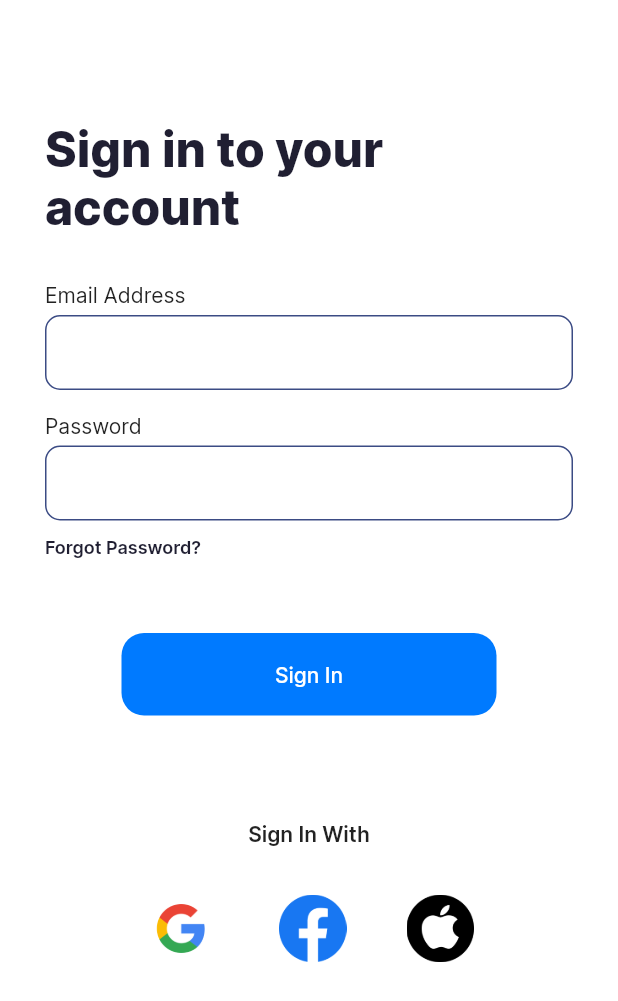
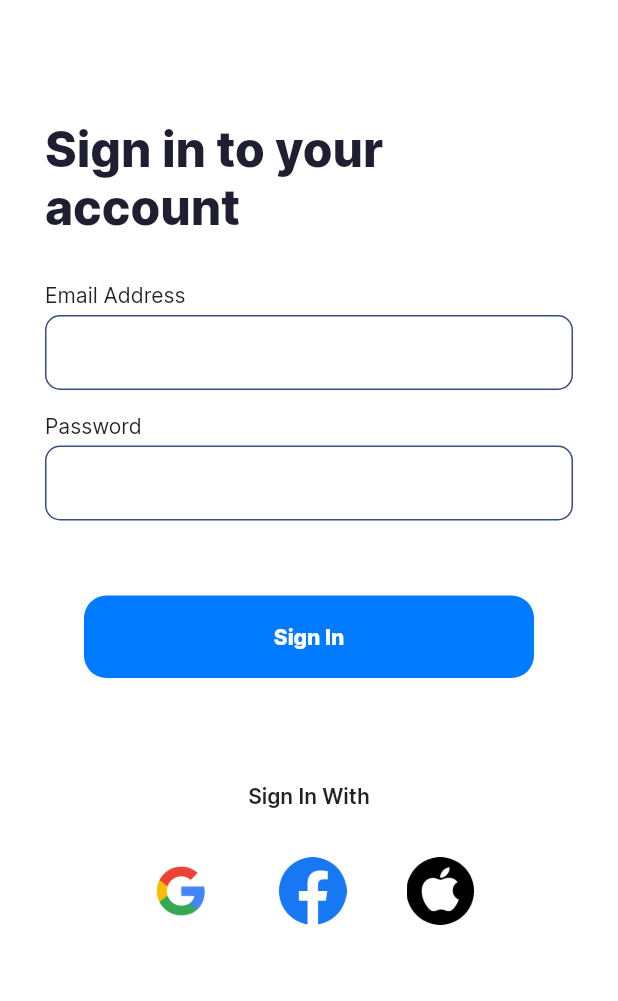
Before and after one commit to adiboii/inquire_near, a Flutter app: the screen it shows after launch, after a tap on "Sign In", on a phone screen of 412 x 824 dp. Shown: the top 1001 px of the screen. Run offline on Flutter 3.47's test engine with Material 2 defaults, Android fonts, the light colour scheme and no system bars.

Commit message:
added custom textfield component

```diff
--- /dev/null
+++ b/lib/components/text_field.dart
@@ -0,0 +1,32 @@
+import 'package:flutter/material.dart';
+import 'package:inquire_near/themes/app_color.dart';
+
+class inTextField extends StatelessWidget {
+  String label;
+  bool isObscure;
+  inTextField({required this.label, this.isObscure = false});
+  @override
+  Widget build(BuildContext context) {
+    return Column(
+      crossAxisAlignment: CrossAxisAlignment.start,
+      children: [
+        Text(label),
+        SizedBox(height: 5),
+        Container(
+          padding: EdgeInsets.symmetric(horizontal: 10, vertical: 0),
+          decoration: BoxDecoration(
+              borderRadius: BorderRadius.all(Radius.circular(10)),
+              border: Border.all(
+                color: AppColor.secondary,
+              )),
+          child: TextField(
+            obscureText: isObscure,
+            decoration: InputDecoration(
+              border: InputBorder.none,
+            ),
+          ),
+        ),
+      ],
+    );
+  }
+}
--- a/lib/login.dart
+++ b/lib/login.dart
@@ -1,5 +1,7 @@
 import 'package:flutter/material.dart';
 import 'package:inquire_near/themes/app_color.dart';
+import 'package:inquire_near/components/custom_button.dart';
+import 'package:inquire_near/components/text_field.dart';
 
 class LoginPage extends StatelessWidget {
   const LoginPage({Key? key}) : super(key: key);
@@ -25,78 +27,16 @@ class LoginPage extends StatelessWidget {
                         ),
                   ),
                   SizedBox(height: 30),
-                  Column(
-                    crossAxisAlignment: CrossAxisAlignment.start,
-                    children: [
-                      Text("Email Address"),
-                      SizedBox(height: 5),
-                      Container(
-                        padding:
-                            EdgeInsets.symmetric(horizontal: 10, vertical: 0),
-                        decoration: BoxDecoration(
-                            borderRadius: BorderRadius.all(Radius.circular(10)),
-                            border: Border.all(
-                              color: AppColor.secondary,
-                            )),
-                        child: TextField(
-                          decoration: InputDecoration(
-                            border: InputBorder.none,
-                          ),
-                        ),
-                      ),
-                    ],
-                  ),
+                  inTextField(label: "Email Address"),
                   SizedBox(height: 15),
-                  Column(
-                    crossAxisAlignment: CrossAxisAlignment.start,
-                    children: [
-                      Text("Password"),
-                      SizedBox(height: 5),
-                      Container(
-                        padding: EdgeInsets.symmetric(horizontal: 20),
-                        decoration: BoxDecoration(
-                            borderRadius: BorderRadius.all(Radius.circular(10)),
-                            border: Border.all(
-                              color: AppColor.secondary,
-                            )),
-                        child: TextField(
-                          decoration: InputDecoration(
-                            border: InputBorder.none,
-                          ),
-                        ),
-                      ),
-                      SizedBox(height: 10),
-                      Text(
-                        "Forgot Password?",
-                        style: Theme.of(context).textTheme.headline4,
-                      ),
-                    ],
+                  inTextField(
+                    label: "Password",
+                    isObscure: true,
                   ),
                 ],
               ),
               SizedBox(height: 50),
-              Center(
-                child: SizedBox(
-                  width: 250,
-                  height: 55,
-                  child: TextButton(
-                    onPressed: () {},
-                    style: ButtonStyle(
-                      shape: MaterialStateProperty.all<RoundedRectangleBorder>(
-                        RoundedRectangleBorder(
-                          borderRadius: BorderRadius.circular(15),
-                        ),
-                      ),
-                    ),
-                    child: Text(
-                      "Sign In",
-                      style: TextStyle(
-                        color: Colors.white,
-                      ),
-                    ),
-                  ),
-                ),
-              ),
+              ButtonFill(label: "Sign In"),
               SizedBox(height: 60),
               Column(
                 children: [
```
Also changed, not shown: lib/signup.dart (+8 -85 lines).
